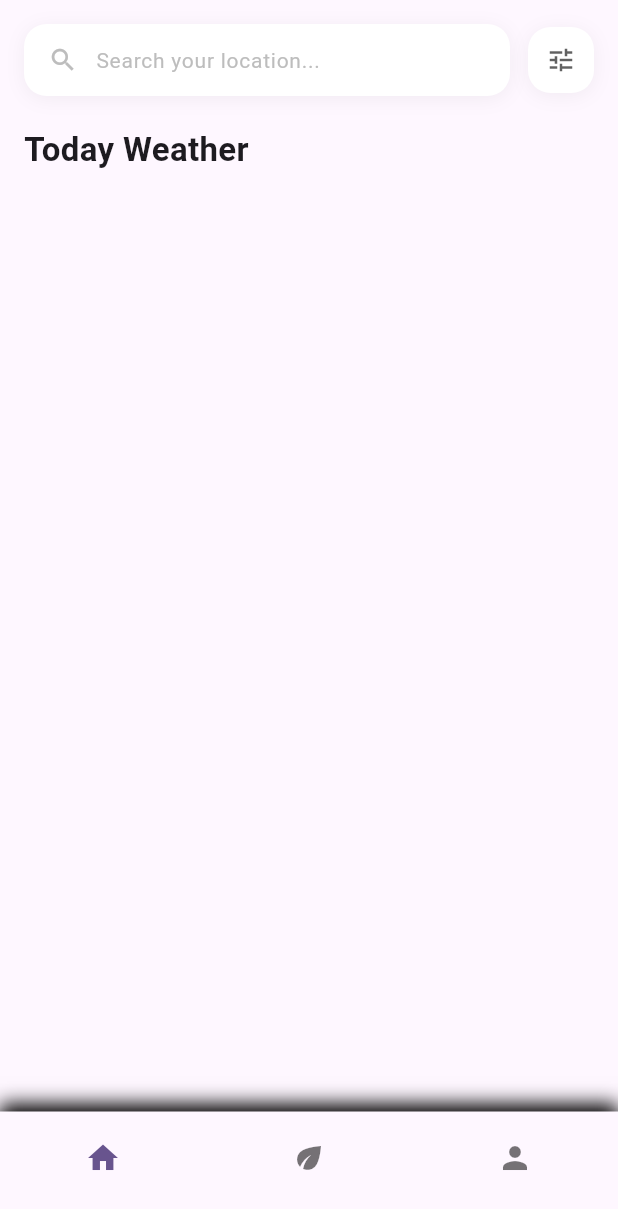
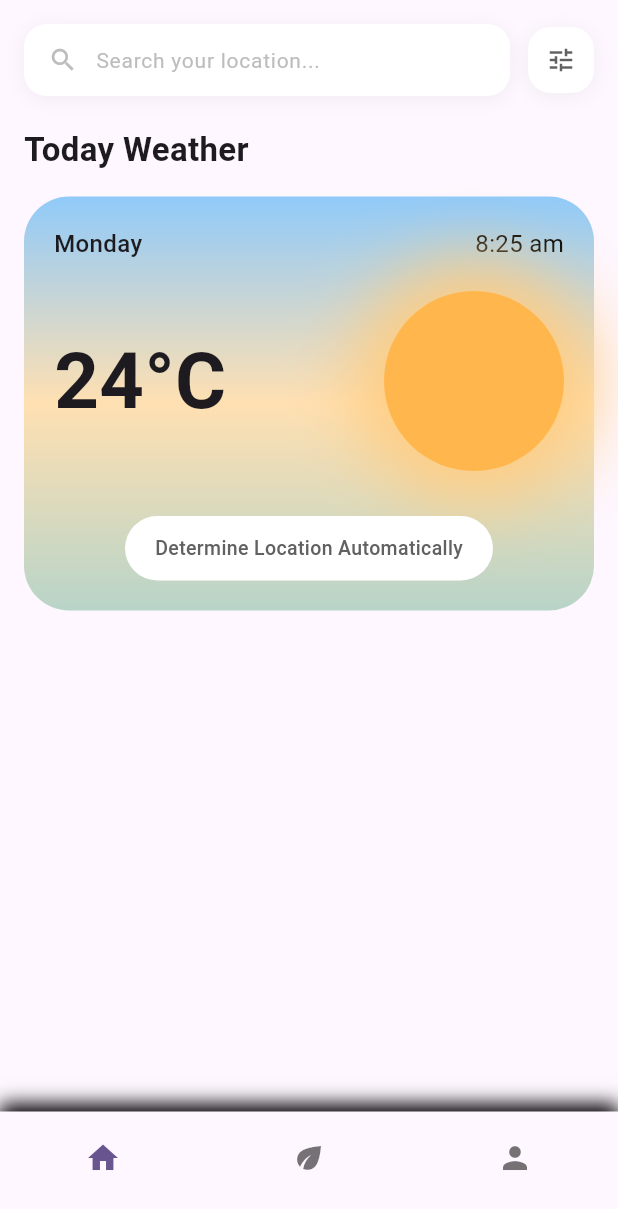
Before and after one commit to bouabre225/App-Nature, a Flutter app: the screen it shows after launch, on a phone screen of 412 x 824 dp. Shown: the top 1209 px of the screen. Run offline on Flutter 3.47's test engine with Material 3 defaults, Android fonts, the light colour scheme and no system bars.

Commit message:
Feat: Mise en place du widget weather

```diff
--- a/lib/widgets/weather_widget.dart
+++ b/lib/widgets/weather_widget.dart
@@ -5,6 +5,92 @@ class WeatherWidget extends StatelessWidget {
 
   @override
   Widget build(BuildContext context) {
-    return Container();
+    return Container(
+      margin: const EdgeInsets.symmetric(vertical: 16),
+      padding: const EdgeInsets.all(20),
+      decoration: BoxDecoration(
+        borderRadius: BorderRadius.circular(30),
+        gradient: LinearGradient(
+          begin: Alignment.topCenter,
+          end: Alignment.bottomCenter,
+          colors: [
+            Colors.blue[200]!,
+            Colors.orange[100]!,
+            const Color(0xFFB8D4C8),
+          ],
+        ),
+      ),
+      child: Column(
+        crossAxisAlignment: CrossAxisAlignment.start,
+        children: [
+          Row(
+            mainAxisAlignment: MainAxisAlignment.spaceBetween,
+            children: [
+              const Text(
+                'Monday',
+                style: TextStyle(
+                  fontSize: 16,
+                  fontWeight: FontWeight.w500,
+                ),
+              ),
+              Text(
+                '8:25 am',
+                style: TextStyle(
+                  fontSize: 16,
+                  color: Colors.black,
+                ),
+              ),
+            ],
+          ),
+          const SizedBox(height: 20),
+          Row(
+            mainAxisAlignment: MainAxisAlignment.spaceBetween,
+            crossAxisAlignment: CrossAxisAlignment.center,
+            children: [
+              const Text(
+                '24°C',
+                style: TextStyle(
+                  fontSize: 52,
+                  fontWeight: FontWeight.bold,
+                ),
+              ),
+              Container(
+                width: 120,
+                height: 120,
+                decoration: BoxDecoration(
+                  shape: BoxShape.circle,
+                  color: Colors.orange[300],
+                  boxShadow: [
+                    BoxShadow(
+                      color: Colors.orange[200]!,
+                      blurRadius: 40,
+                      spreadRadius: 20,
+                    ),
+                  ],
+                ),
+              ),
+            ],
+          ),
+          const SizedBox(height: 30),
+          Center(
+            child: Container(
+              padding: const EdgeInsets.symmetric(horizontal: 20, vertical: 12),
+              decoration: BoxDecoration(
+                color: Colors.white.withValues(),
+                borderRadius: BorderRadius.circular(25),
+              ),
+              child: Text(
+                'Determine Location Automatically',
+                style: TextStyle(
+                  fontSize: 13,
+                  color: Colors.grey[700],
+                  fontWeight: FontWeight.w500,
+                ),
+              ),
+            ),
+          ),
+        ],
+      ),
+    );
   }
 }
```
